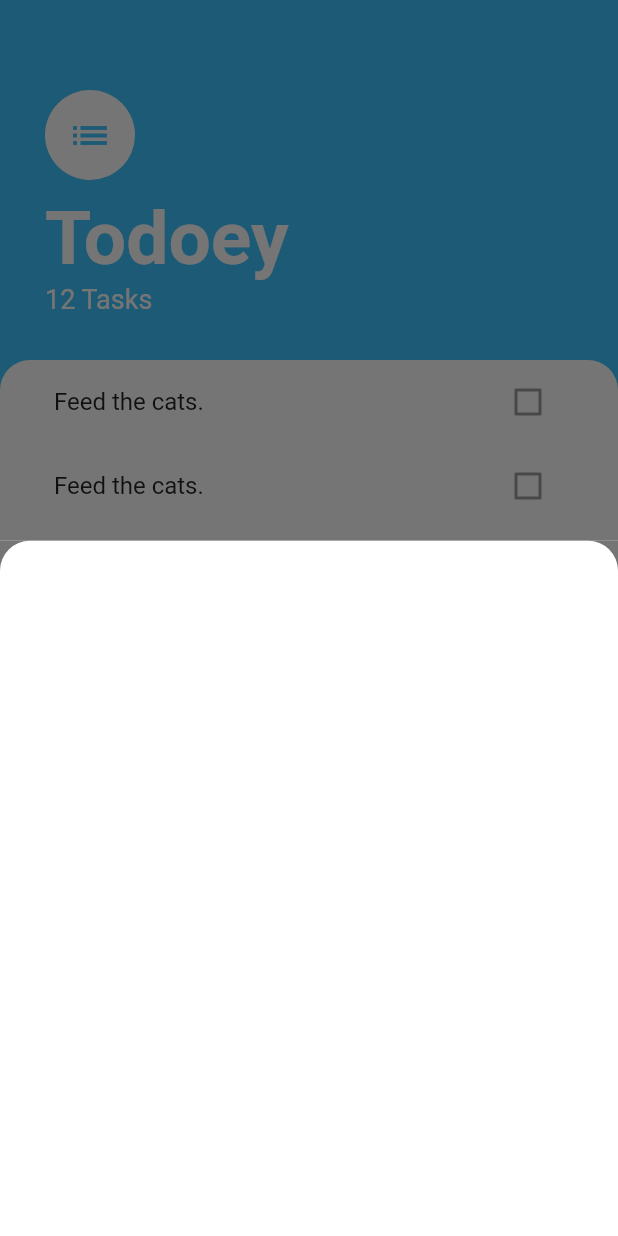
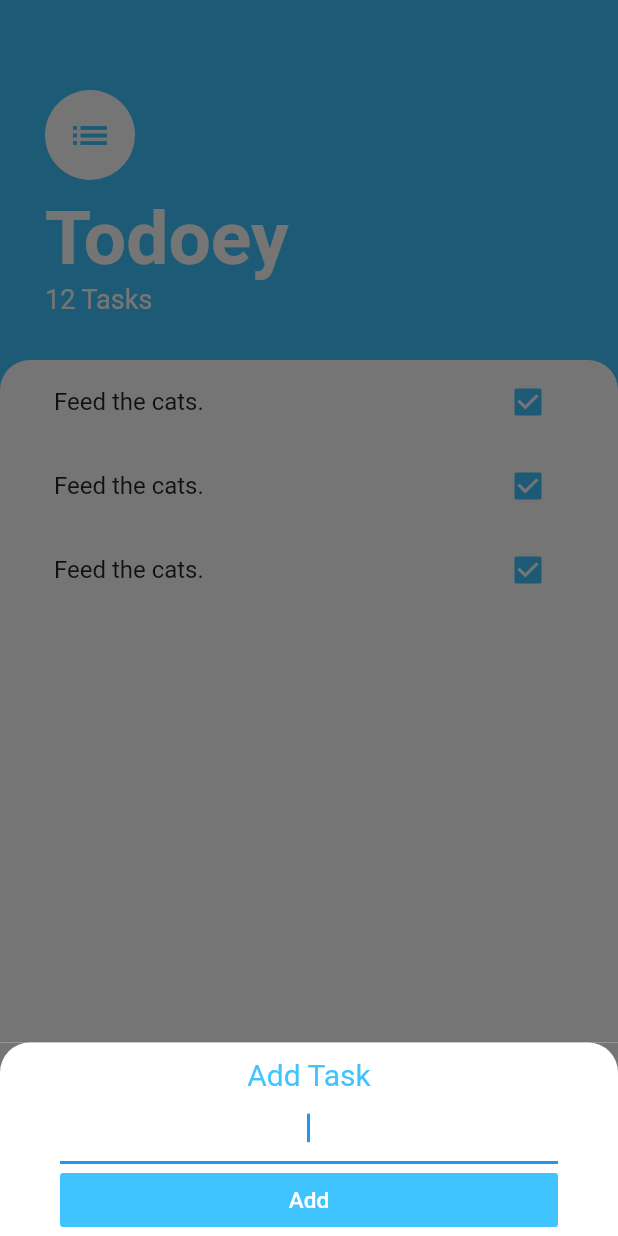
Before and after one commit to runcycle/todoey_flutter, a Flutter app: the screen it shows after launch, after a tap on the "add" icon, on a phone screen of 412 x 824 dp. Run offline on Flutter 3.47's test engine with Material 2 defaults, Android fonts, the phone set to English and light mode, and no system bars.

Commit message:
Setting up state in task tiles

```diff
--- a/lib/screens/add_task_screen.dart
+++ b/lib/screens/add_task_screen.dart
@@ -13,6 +13,44 @@ class AddTaskScreen extends StatelessWidget {
             topRight: Radius.circular(20.0),
           ),
         ),
+        child: Container(
+          padding: EdgeInsets.symmetric(horizontal: 40.0),
+          child: Column(
+            crossAxisAlignment: CrossAxisAlignment.stretch,
+            children: <Widget>[
+              SizedBox(
+                height: 10.0,
+              ),
+              Text(
+                'Add Task',
+                textAlign: TextAlign.center,
+                style: TextStyle(
+                  color: Colors.lightBlueAccent,
+                  fontSize: 20.0,
+                  fontWeight: FontWeight.w400,
+                ),
+              ),
+              TextField(
+                autofocus: true,
+                textAlign: TextAlign.center,
+              ),
+              FlatButton(
+                color: Colors.lightBlueAccent,
+                //padding: EdgeInsets.all(40.0),
+                onPressed: () {
+
+                },
+                child: Text(
+                  'Add',
+                  style: TextStyle(
+                    fontSize: 15.0,
+                    color: Colors.white,
+                  ),
+                ),
+              ),
+            ],
+          ),
+        ),
       ),
     );
   }
--- a/lib/screens/tasks_screen.dart
+++ b/lib/screens/tasks_screen.dart
@@ -12,7 +12,15 @@ class TasksScreen extends StatelessWidget {
           child: Icon(Icons.add),
           onPressed: () {
             showModalBottomSheet(
-                context: context, builder: (context) => AddTaskScreen());
+                context: context,
+                isScrollControlled: true,
+                builder: (context) => SingleChildScrollView(
+                child:Container(
+                  padding: EdgeInsets.only(bottom: MediaQuery.of(context).viewInsets.bottom),
+                  child: AddTaskScreen(),
+                )
+              )
+            );
           },
         ),
         body: Column(
--- a/lib/widgets/task_tile.dart
+++ b/lib/widgets/task_tile.dart
@@ -5,10 +5,27 @@ class TaskTile extends StatelessWidget {
   Widget build(BuildContext context) {
     return ListTile(
       title: Text('Feed the cats.'),
-      trailing: Checkbox(
-        value: false,
-        onChanged: null,
-      ),
+      trailing: new TaskCheckBox(),
     );
   }
 }
+
+class TaskCheckBox extends StatefulWidget {
+  @override
+  _TaskCheckBoxState createState() => _TaskCheckBoxState();
+}
+
+class _TaskCheckBoxState extends State<TaskCheckBox> {
+  bool isChecked = false;
+
+  @override
+  Widget build(BuildContext context) {
+    return Checkbox(
+      activeColor: Colors.lightBlueAccent,
+      value: true,
+      onChanged: (newValue) {
+        isChecked = newValue;
+      },
+    );
+  }
+}
```
